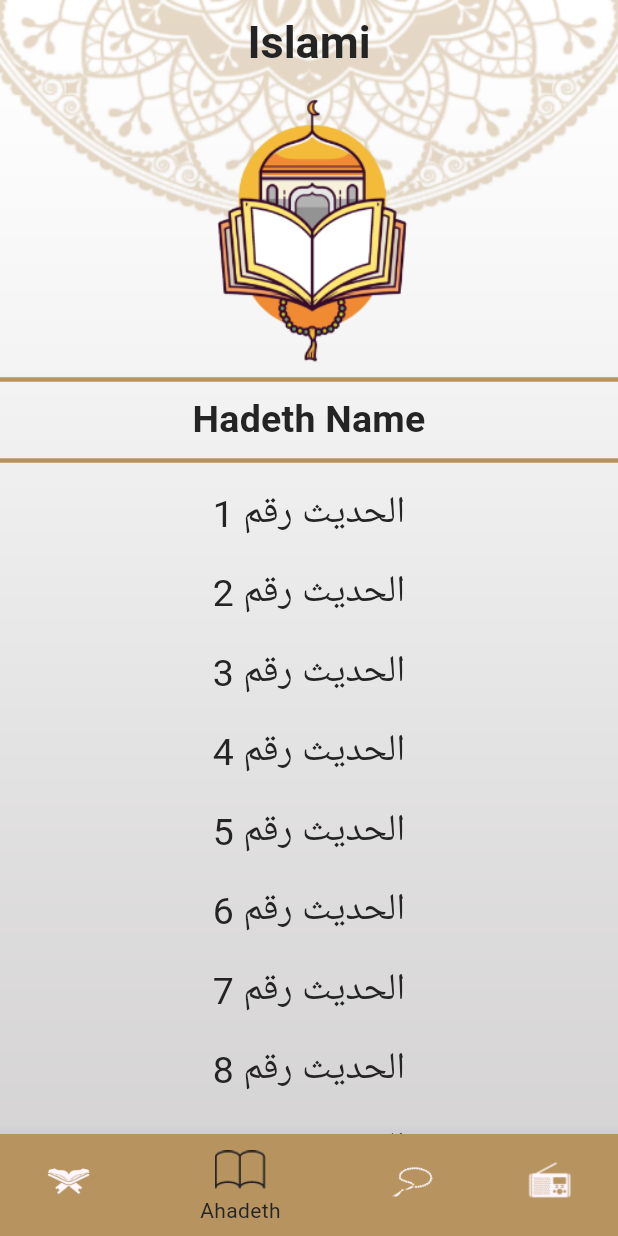
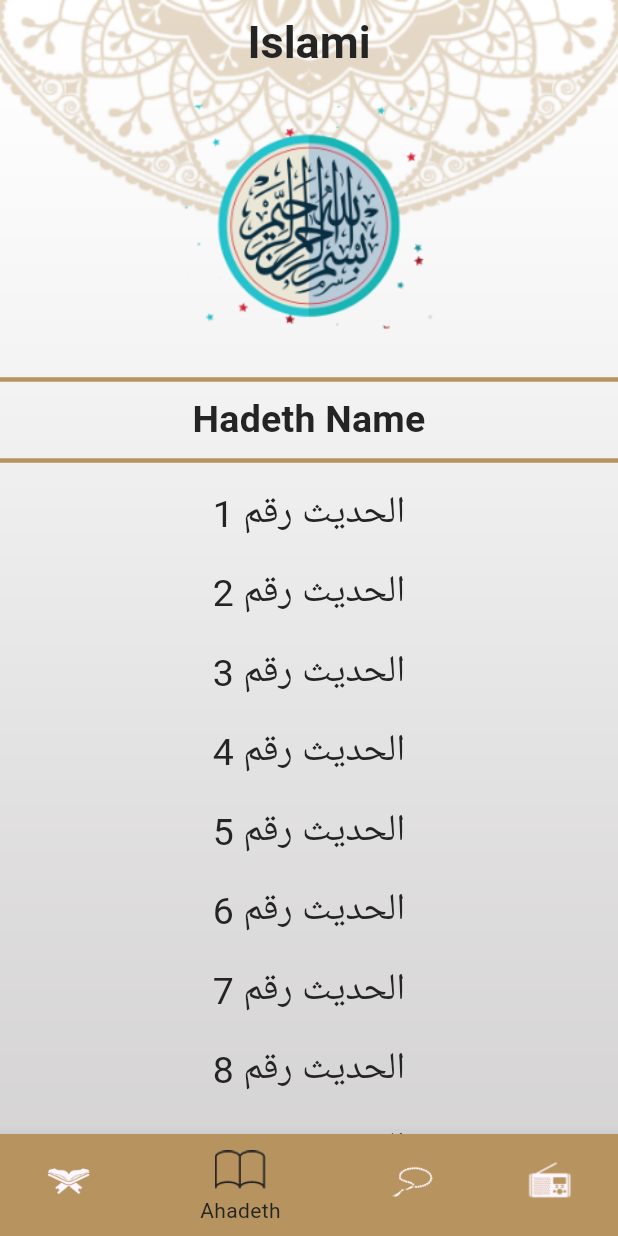
Before and after one commit to youssefmohamed192/islamic_app, a Flutter app: the screen it shows after launch, item 2 of the bottom bar chosen, on a phone screen of 412 x 824 dp. Run offline on Flutter 3.47's test engine with Material 3 defaults, Android fonts, the phone set to English and light mode, and no system bars.

Commit message:
modified Ahadeth tab logo.

```diff
--- a/lib/ui/screens/home/tabs/ahadeth_tab/ahadeth_tab.dart
+++ b/lib/ui/screens/home/tabs/ahadeth_tab/ahadeth_tab.dart
@@ -15,7 +15,7 @@ class AhadethTab extends StatelessWidget {
     return Column(
       crossAxisAlignment: CrossAxisAlignment.stretch,
       children: [
-        Expanded(flex: 3, child: Image.asset(AppAssets.quranLogo)),
+        Expanded(flex: 3, child: Image.asset(AppAssets.hadethLogo)),
         const Divider(),
         Text("Hadeth Name",
             textAlign: TextAlign.center,
```
